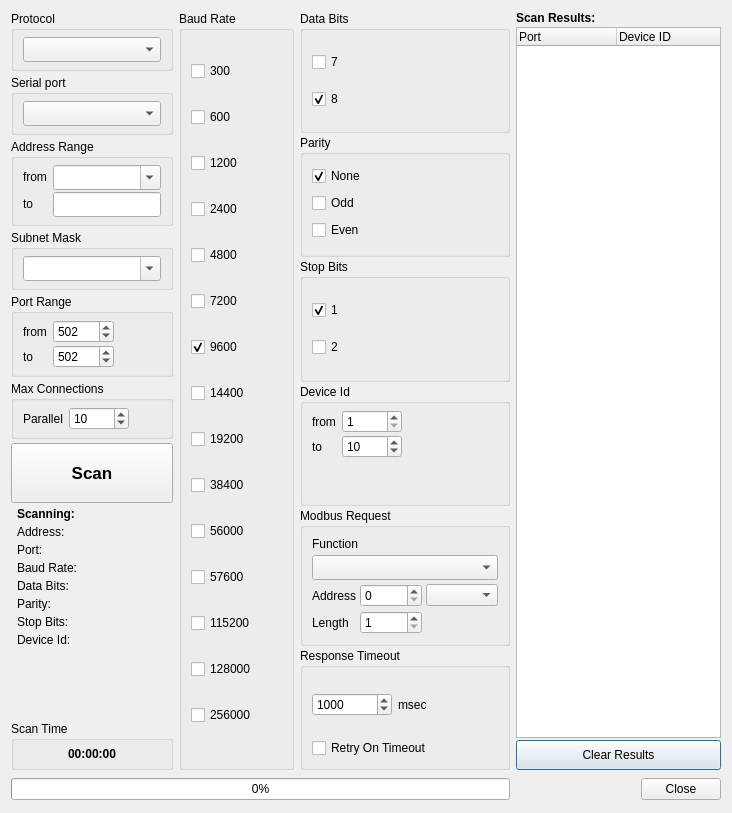
Old version of the form src/dialogs/dialogmodbusscanner.ui in the repository sanny32/OpenModScan.
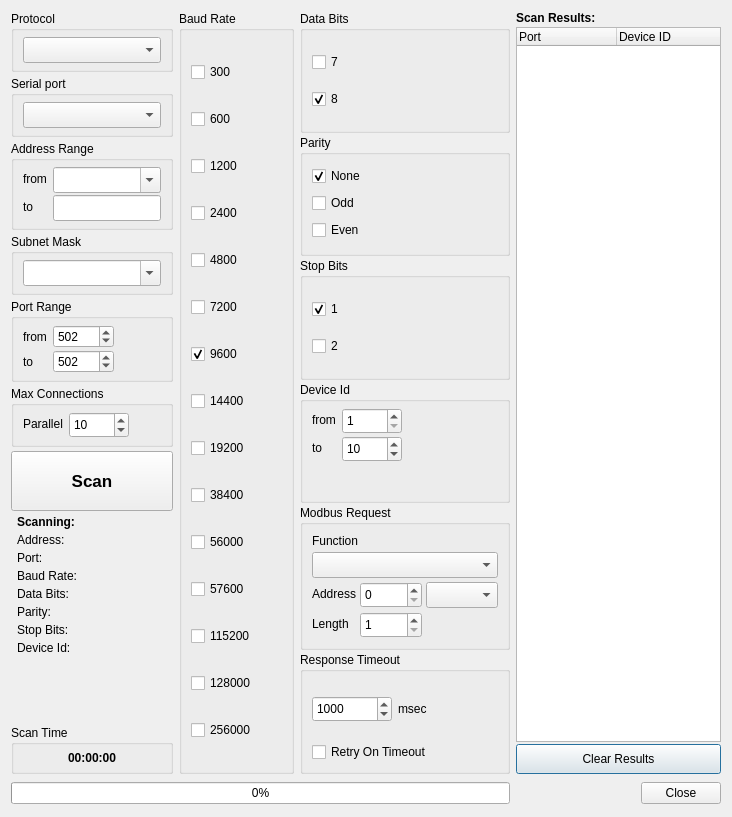
New version of the form. Icons and pictures are not drawn. Custom widgets are drawn as their Qt base class.

```diff
--- a/src/dialogs/dialogmodbusscanner.ui
+++ b/src/dialogs/dialogmodbusscanner.ui
@@ -7,7 +7,7 @@
     <x>0</x>
     <y>0</y>
     <width>732</width>
-    <height>813</height>
+    <height>817</height>
    </rect>
   </property>
   <property name="windowTitle">
@@ -172,7 +172,7 @@
             <property name="minimumSize">
              <size>
               <width>60</width>
-              <height>0</height>
+              <height>26</height>
              </size>
             </property>
             <property name="minimum">
@@ -201,7 +201,7 @@
             <property name="minimumSize">
              <size>
               <width>60</width>
-              <height>0</height>
+              <height>26</height>
              </size>
             </property>
             <property name="minimum">
@@ -245,7 +245,7 @@
             <property name="minimumSize">
              <size>
               <width>0</width>
-              <height>25</height>
+              <height>26</height>
              </size>
             </property>
            </widget>
@@ -278,7 +278,7 @@
                 <property name="minimumSize">
                  <size>
                   <width>62</width>
-                  <height>0</height>
+                  <height>26</height>
                  </size>
                 </property>
                 <property name="minimum">
@@ -300,6 +300,12 @@
                   <verstretch>0</verstretch>
                  </sizepolicy>
                 </property>
+                <property name="minimumSize">
+                 <size>
+                  <width>0</width>
+                  <height>26</height>
+                 </size>
+                </property>
                 <property name="currentIndex">
                  <number>-1</number>
                 </property>
@@ -318,7 +324,7 @@
               <property name="minimumSize">
                <size>
                 <width>62</width>
-                <height>0</height>
+                <height>26</height>
                </size>
               </property>
               <property name="minimum">
@@ -372,7 +378,7 @@
               <property name="minimumSize">
                <size>
                 <width>80</width>
-                <height>0</height>
+                <height>26</height>
                </size>
               </property>
               <property name="minimum">
@@ -670,7 +676,7 @@
             <property name="minimumSize">
              <size>
               <width>0</width>
-              <height>25</height>
+              <height>26</height>
              </size>
             </property>
            </widget>
@@ -710,7 +716,7 @@
             <property name="minimumSize">
              <size>
               <width>120</width>
-              <height>25</height>
+              <height>26</height>
              </size>
             </property>
            </widget>
@@ -770,7 +776,7 @@
             <property name="minimumSize">
              <size>
               <width>0</width>
-              <height>25</height>
+              <height>26</height>
              </size>
             </property>
             <property name="maximumSize">
@@ -795,7 +801,7 @@
             <property name="minimumSize">
              <size>
               <width>0</width>
-              <height>25</height>
+              <height>26</height>
              </size>
             </property>
             <property name="maximumSize">
@@ -838,7 +844,7 @@
             <property name="minimumSize">
              <size>
               <width>0</width>
-              <height>25</height>
+              <height>26</height>
              </size>
             </property>
             <property name="editable">
@@ -982,7 +988,7 @@
             <property name="minimumSize">
              <size>
               <width>60</width>
-              <height>0</height>
+              <height>26</height>
              </size>
             </property>
             <property name="minimum">
@@ -1152,16 +1158,16 @@
   </layout>
  </widget>
  <customwidgets>
-  <customwidget>
-   <class>AddressBaseComboBox</class>
-   <extends>QComboBox</extends>
-   <header>addressbasecombobox.h</header>
-  </customwidget>
   <customwidget>
    <class>FunctionCodeComboBox</class>
    <extends>QComboBox</extends>
    <header>functioncodecombobox.h</header>
   </customwidget>
+  <customwidget>
+   <class>AddressBaseComboBox</class>
+   <extends>QComboBox</extends>
+   <header>addressbasecombobox.h</header>
+  </customwidget>
   <customwidget>
    <class>IpAddressLineEdit</class>
    <extends>QLineEdit</extends>
```
Left out of the diff: 32 changed lines with no effect on the pictures.
